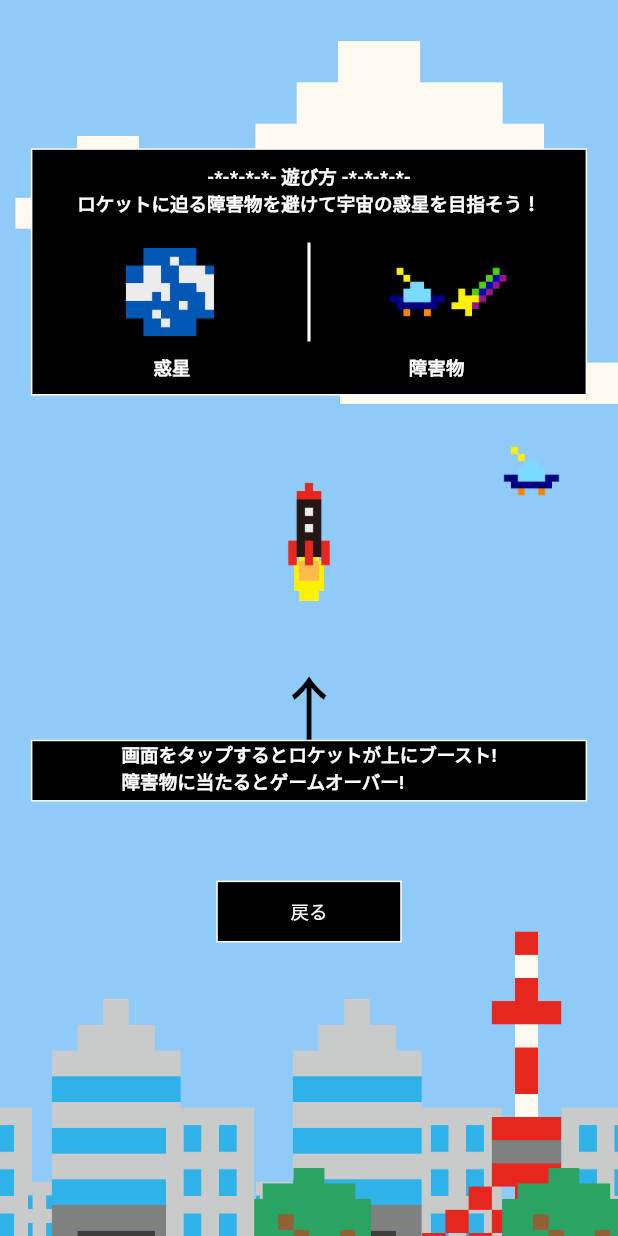
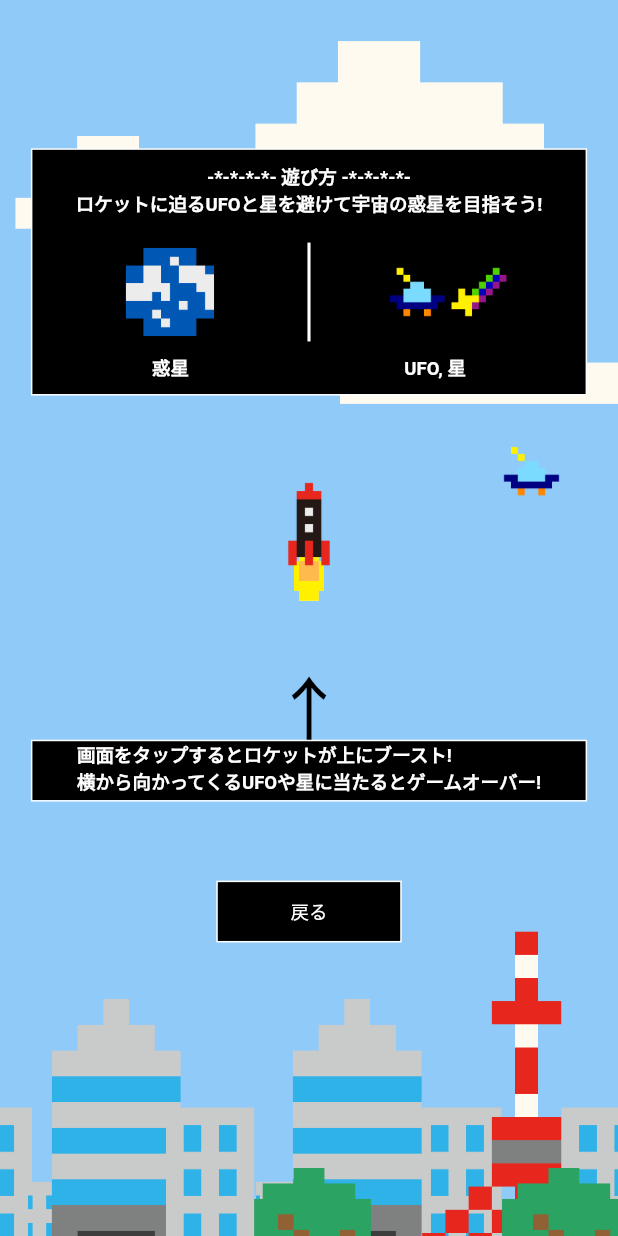
Before and after one commit to yuto90/new_rocket, a Flutter app: the screen it shows after launch, after a tap on "遊び方", on a phone screen of 412 x 824 dp. Run offline on Flutter 3.47's test engine with Material 2 defaults, Android fonts, the light colour scheme and no system bars; drawn by our look-alikes of google_mobile_ads; our stand-ins replace flutter_dotenv, google_fonts, shared_preferences; network calls fail.

```diff
--- a/lib/mode/how/how.dart
+++ b/lib/mode/how/how.dart
@@ -36,7 +36,7 @@ class How extends StatelessWidget {
                         ),
                       ),
                       Text(
-                        'ロケットに迫る障害物を避けて宇宙の惑星を目指そう！',
+                        'ロケットに迫るUFOと星を避けて宇宙の惑星を目指そう!',
                         style: TextStyle(
                           fontSize: SizeConfig.blockSizeVertical! * 1.5,
                           fontWeight: FontWeight.bold,
@@ -80,7 +80,7 @@ class How extends StatelessWidget {
                           Spacer(),
                           Spacer(flex: 8),
                           Text(
-                            '障害物',
+                            'UFO, 星',
                             style: TextStyle(
                               fontSize: SizeConfig.blockSizeVertical! * 1.5,
                               fontWeight: FontWeight.bold,
@@ -120,7 +120,7 @@ class How extends StatelessWidget {
                     child: Text(
                       '''
 画面をタップするとロケットが上にブースト!
-障害物に当たるとゲームオーバー!
+横から向かってくるUFOや星に当たるとゲームオーバー!
                       ''',
                       style: TextStyle(
                         fontSize: SizeConfig.blockSizeVertical! * 1.5,
@@ -143,10 +143,7 @@ class How extends StatelessWidget {
                     color: Colors.black,
                   ),
                   child: OutlinedButton(
-                    onPressed: () {
-                      model.switchDisplay('top');
-                      model.gameHasStarted = false;
-                    },
+                    onPressed: () => model.returnHowToTop(),
                     child: Text(
                       '戻る',
                       style: TextStyle(
```
Also changed, not shown: lib/mainpage_model.dart (+15 -5 lines).
